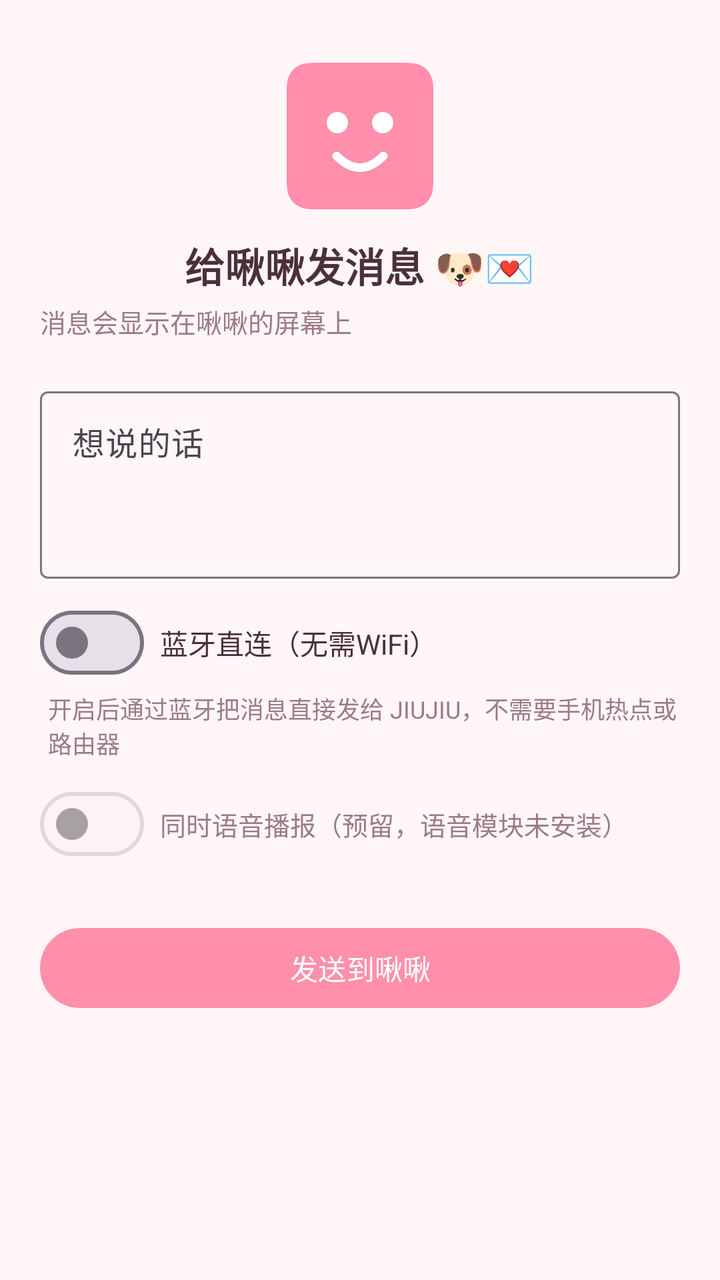
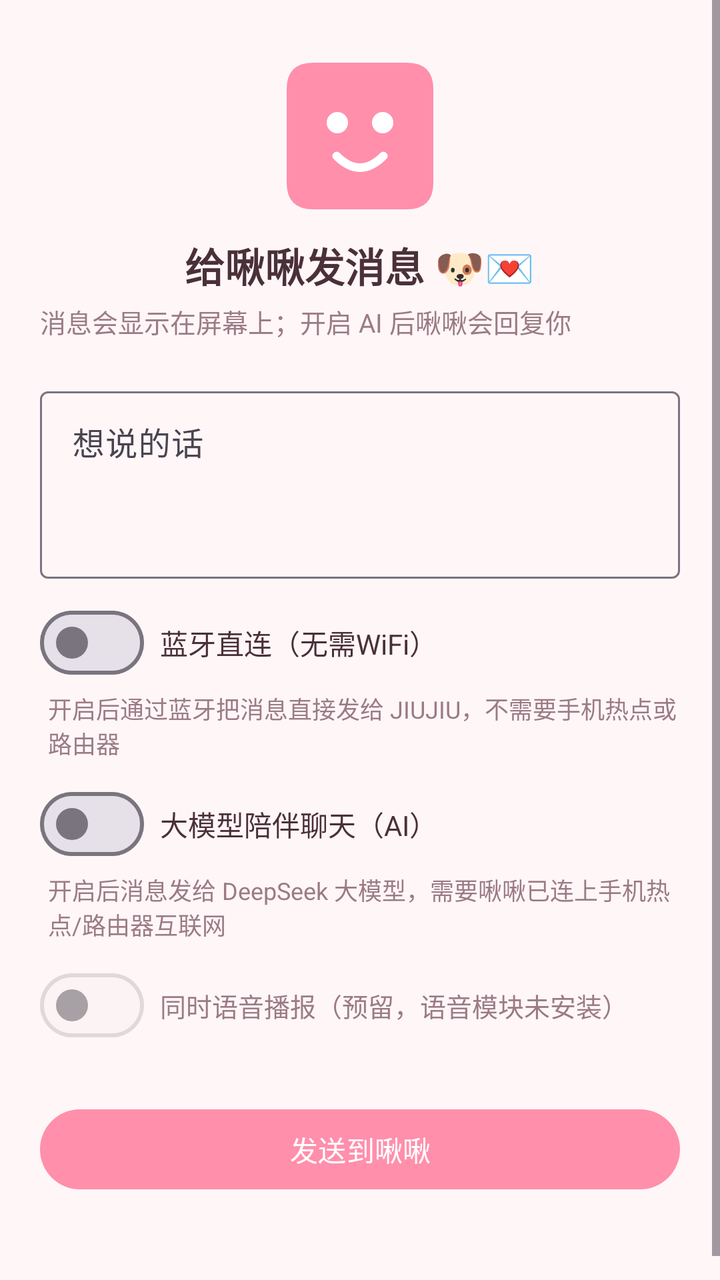

An Android layout rendered at two revisions. The XML below is the earlier revision; the diff shows what the commit changed to produce the second picture.
<!-- AndroidManifest.xml: application theme Theme.JiuJiu -->
<!-- res/layout/fragment_message.xml -->
<?xml version="1.0" encoding="utf-8"?>
<ScrollView xmlns:android="http://schemas.android.com/apk/res/android"
    xmlns:app="http://schemas.android.com/apk/res-auto"
    android:layout_width="match_parent"
    android:layout_height="match_parent">

    <LinearLayout
        android:layout_width="match_parent"
        android:layout_height="wrap_content"
        android:orientation="vertical"
        android:padding="20dp">

        <ImageView
            android:layout_width="80dp"
            android:layout_height="80dp"
            android:layout_gravity="center_horizontal"
            android:layout_marginTop="8dp"
            android:contentDescription="啾啾小狗"
            android:src="@drawable/ic_launcher" />

        <TextView
            android:layout_width="wrap_content"
            android:layout_height="wrap_content"
            android:layout_gravity="center_horizontal"
            android:layout_marginTop="10dp"
            android:text="给啾啾发消息 🐶💌"
            android:textColor="@color/text_main"
            android:textSize="20sp"
            android:textStyle="bold" />

        <TextView
            android:layout_width="wrap_content"
            android:layout_height="wrap_content"
            android:layout_marginTop="4dp"
            android:text="消息会显示在啾啾的屏幕上"
            android:textColor="@color/text_sub"
            android:textSize="13sp" />

        <com.google.android.material.textfield.TextInputLayout
            android:layout_width="match_parent"
            android:layout_height="wrap_content"
            android:layout_marginTop="20dp"
            android:hint="想说的话">

            <com.google.android.material.textfield.TextInputEditText
                android:id="@+id/edit_message"
                android:layout_width="match_parent"
                android:layout_height="wrap_content"
                android:gravity="top"
                android:lines="3"
                android:maxLength="200" />
        </com.google.android.material.textfield.TextInputLayout>

        <LinearLayout
            android:layout_width="match_parent"
            android:layout_height="wrap_content"
            android:layout_marginTop="8dp"
            android:gravity="center_vertical"
            android:orientation="horizontal">

            <com.google.android.material.materialswitch.MaterialSwitch
                android:id="@+id/switch_ble"
                android:layout_width="wrap_content"
                android:layout_height="wrap_content" />

            <TextView
                android:layout_width="wrap_content"
                android:layout_height="wrap_content"
                android:layout_marginStart="8dp"
                android:text="蓝牙直连（无需WiFi）"
                android:textColor="@color/text_main"
                android:textSize="14sp" />
        </LinearLayout>

        <TextView
            android:layout_width="wrap_content"
            android:layout_height="wrap_content"
            android:layout_marginStart="4dp"
            android:text="开启后通过蓝牙把消息直接发给 JIUJIU，不需要手机热点或路由器"
            android:textColor="@color/text_sub"
            android:textSize="12sp" />

        <LinearLayout
            android:layout_width="match_parent"
            android:layout_height="wrap_content"
            android:layout_marginTop="8dp"
            android:gravity="center_vertical"
            android:orientation="horizontal">

            <com.google.android.material.materialswitch.MaterialSwitch
                android:id="@+id/switch_tts"
                android:layout_width="wrap_content"
                android:layout_height="wrap_content"
                android:enabled="false" />

            <TextView
                android:layout_width="wrap_content"
                android:layout_height="wrap_content"
                android:layout_marginStart="8dp"
                android:text="同时语音播报（预留，语音模块未安装）"
                android:textColor="@color/text_sub"
                android:textSize="13sp" />
        </LinearLayout>

        <com.google.android.material.button.MaterialButton
            android:id="@+id/btn_send"
            android:layout_width="match_parent"
            android:layout_height="wrap_content"
            android:layout_marginTop="24dp"
            app:backgroundTint="@color/pink_primary"
            app:cornerRadius="24dp"
            android:textColor="@color/white"
            android:text="发送到啾啾" />

        <TextView
            android:id="@+id/text_result"
            android:layout_width="match_parent"
            android:layout_height="wrap_content"
            android:layout_marginTop="16dp"
            android:textColor="@color/text_sub"
            android:textSize="13sp" />
    </LinearLayout>
</ScrollView>
<!-- resources referenced by this layout -->
<resources>
  <color name="pink_primary">#FF8FAB</color>
  <color name="text_main">#4A3038</color>
  <color name="text_sub">#9B7B85</color>
  <color name="white">#FFFFFF</color>
  <!-- drawable ic_launcher (drawable) -->
  <?xml version="1.0" encoding="utf-8"?>
  <vector xmlns:android="http://schemas.android.com/apk/res/android"
      android:width="48dp"
      android:height="48dp"
      android:viewportWidth="48"
      android:viewportHeight="48">
      
      <path
          android:fillColor="#FF8FAB"
          android:pathData="M10,2 L38,2 Q46,2 46,10 L46,38 Q46,46 38,46 L10,46 Q2,46 2,38 L2,10 Q2,2 10,2 Z" />
      
      <path
          android:fillColor="#FFFFFF"
          android:pathData="M14,20 a3.2,3.2 0 1,1 6.4,0 a3.2,3.2 0 1,1 -6.4,0" />
      
      <path
          android:fillColor="#FFFFFF"
          android:pathData="M27.6,20 a3.2,3.2 0 1,1 6.4,0 a3.2,3.2 0 1,1 -6.4,0" />
      
      <path
          android:strokeColor="#FFFFFF"
          android:strokeWidth="2.6"
          android:strokeLineCap="round"
          android:fillColor="#00000000"
          android:pathData="M17,30 Q24,37 31,30" />
  </vector>
  <style name="Theme.JiuJiu" parent="Theme.Material3.DayNight.NoActionBar">
          <item name="colorPrimary">@color/pink_primary</item>
          <item name="colorOnPrimary">@color/white</item>
          <item name="colorPrimaryContainer">@color/pink_light</item>
          <item name="colorOnPrimaryContainer">@color/text_main</item>
          <item name="colorSecondary">@color/pink_dark</item>
          <item name="android:colorBackground">@color/cream_bg</item>
          <item name="colorOnBackground">@color/text_main</item>
          <item name="android:statusBarColor">@color/pink_primary</item>
      </style>
  <color name="pink_light">#FFD6E0</color>
  <color name="pink_dark">#E56B8C</color>
  <color name="cream_bg">#FFF6F8</color>
</resources>

<!-- the commit's change to res/layout/fragment_message.xml (unified diff, before → after) -->
@@ -32,7 +32,7 @@
             android:layout_width="wrap_content"
             android:layout_height="wrap_content"
             android:layout_marginTop="4dp"
-            android:text="消息会显示在啾啾的屏幕上"
+            android:text="消息会显示在屏幕上；开启 AI 后啾啾会回复你"
             android:textColor="@color/text_sub"
             android:textSize="13sp" />
 
@@ -88,6 +88,35 @@
             android:orientation="horizontal">
 
             <com.google.android.material.materialswitch.MaterialSwitch
+                android:id="@+id/switch_chat"
+                android:layout_width="wrap_content"
+                android:layout_height="wrap_content" />
+
+            <TextView
+                android:layout_width="wrap_content"
+                android:layout_height="wrap_content"
+                android:layout_marginStart="8dp"
+                android:text="大模型陪伴聊天（AI）"
+                android:textColor="@color/text_main"
+                android:textSize="14sp" />
+        </LinearLayout>
+
+        <TextView
+            android:layout_width="wrap_content"
+            android:layout_height="wrap_content"
+            android:layout_marginStart="4dp"
+            android:text="开启后消息发给 DeepSeek 大模型，需要啾啾已连上手机热点/路由器互联网"
+            android:textColor="@color/text_sub"
+            android:textSize="12sp" />
+
+        <LinearLayout
+            android:layout_width="match_parent"
+            android:layout_height="wrap_content"
+            android:layout_marginTop="8dp"
+            android:gravity="center_vertical"
+            android:orientation="horizontal">
+
+            <com.google.android.material.materialswitch.MaterialSwitch
                 android:id="@+id/switch_tts"
                 android:layout_width="wrap_content"
                 android:layout_height="wrap_content"
